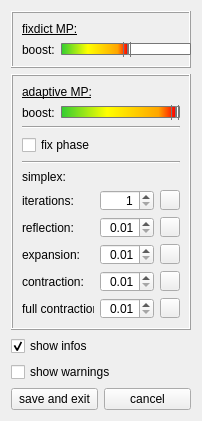
Qt form examples/matchingPursuit/settingwindow.ui (mne-tools/mne-cpp) before a commit.
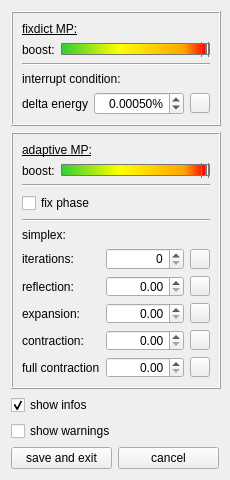
The same form after that commit. Icons and pictures are not drawn.

The edit to the form file:
```diff
--- a/examples/matchingPursuit/settingwindow.ui
+++ b/examples/matchingPursuit/settingwindow.ui
@@ -6,8 +6,8 @@
    <rect>
     <x>0</x>
     <y>0</y>
-    <width>202</width>
-    <height>421</height>
+    <width>230</width>
+    <height>480</height>
    </rect>
   </property>
   <property name="sizePolicy">
@@ -18,14 +18,14 @@
   </property>
   <property name="minimumSize">
    <size>
-    <width>202</width>
-    <height>420</height>
+    <width>230</width>
+    <height>480</height>
    </size>
   </property>
   <property name="maximumSize">
    <size>
-    <width>209</width>
-    <height>421</height>
+    <width>230</width>
+    <height>480</height>
    </size>
   </property>
   <property name="windowTitle">
@@ -43,9 +43,15 @@
     <layout class="QGridLayout" name="gridLayout_3">
      <item row="1" column="0">
       <widget class="QFrame" name="fr_adaptiveSet">
+       <property name="minimumSize">
+        <size>
+         <width>210</width>
+         <height>0</height>
+        </size>
+       </property>
        <property name="maximumSize">
         <size>
-         <width>189</width>
+         <width>210</width>
          <height>16777215</height>
         </size>
        </property>
@@ -200,7 +206,7 @@
              <set>Qt::AlignRight|Qt::AlignTrailing|Qt::AlignVCenter</set>
             </property>
             <property name="minimum">
-             <number>1</number>
+             <number>0</number>
             </property>
             <property name="maximum">
              <number>5000</number>
@@ -275,7 +281,7 @@
              <set>Qt::AlignRight|Qt::AlignTrailing|Qt::AlignVCenter</set>
             </property>
             <property name="minimum">
-             <double>0.010000000000000</double>
+             <double>0.000000000000000</double>
             </property>
             <property name="maximum">
              <double>1.000000000000000</double>
@@ -297,10 +303,10 @@
              <set>Qt::AlignRight|Qt::AlignTrailing|Qt::AlignVCenter</set>
             </property>
             <property name="minimum">
-             <double>0.010000000000000</double>
+             <double>0.000000000000000</double>
             </property>
             <property name="maximum">
-             <double>1.000000000000000</double>
+             <double>999999999.000000000000000</double>
             </property>
             <property name="singleStep">
              <double>0.100000000000000</double>
@@ -319,10 +325,10 @@
              <set>Qt::AlignRight|Qt::AlignTrailing|Qt::AlignVCenter</set>
             </property>
             <property name="minimum">
-             <double>0.010000000000000</double>
+             <double>0.000000000000000</double>
             </property>
             <property name="maximum">
-             <double>1.000000000000000</double>
+             <double>999999999.000000000000000</double>
             </property>
             <property name="singleStep">
              <double>0.100000000000000</double>
@@ -341,7 +347,7 @@
              <set>Qt::AlignRight|Qt::AlignTrailing|Qt::AlignVCenter</set>
             </property>
             <property name="minimum">
-             <double>0.010000000000000</double>
+             <double>0.000000000000000</double>
             </property>
             <property name="maximum">
              <double>1.000000000000000</double>
@@ -473,9 +479,15 @@
      </item>
      <item row="0" column="0">
       <widget class="QFrame" name="fr_fixdictSet">
+       <property name="minimumSize">
+        <size>
+         <width>210</width>
+         <height>0</height>
+        </size>
+       </property>
        <property name="maximumSize">
         <size>
-         <width>189</width>
+         <width>210</width>
          <height>16777215</height>
         </size>
        </property>
@@ -517,13 +529,13 @@
            <widget class="QSlider" name="sl_boost_fixDict">
             <property name="minimumSize">
              <size>
-              <width>130</width>
+              <width>0</width>
               <height>0</height>
              </size>
             </property>
             <property name="maximumSize">
              <size>
-              <width>130</width>
+              <width>16777215</width>
               <height>16777215</height>
              </size>
             </property>
@@ -584,8 +596,14 @@
 
 }</string>
             </property>
+            <property name="minimum">
+             <number>-100</number>
+            </property>
+            <property name="maximum">
+             <number>0</number>
+            </property>
             <property name="value">
-             <number>50</number>
+             <number>0</number>
             </property>
             <property name="orientation">
              <enum>Qt::Horizontal</enum>
@@ -594,6 +612,94 @@
           </item>
          </layout>
         </item>
+        <item>
+         <widget class="Line" name="line_3">
+          <property name="toolTip">
+           <string>line</string>
+          </property>
+          <property name="orientation">
+           <enum>Qt::Horizontal</enum>
+          </property>
+         </widget>
+        </item>
+        <item>
+         <widget class="QLabel" name="l_interrupt">
+          <property name="toolTip">
+           <string>&lt;html&gt;&lt;head/&gt;&lt;body&gt;&lt;p&gt;&lt;span style=&quot; font-weight:600;&quot;&gt;interrupt condition&lt;/span&gt;&lt;/p&gt;&lt;p&gt;canceling the fixdict matching pursuit algorithm, if energy difference is lower than delta&lt;/p&gt;&lt;/body&gt;&lt;/html&gt;</string>
+          </property>
+          <property name="text">
+           <string>interrupt condition:</string>
+          </property>
+         </widget>
+        </item>
+        <item>
+         <layout class="QGridLayout" name="gridLayout_4">
+          <item row="1" column="1">
+           <widget class="QDoubleSpinBox" name="dsb_delta_energy">
+            <property name="toolTip">
+             <string>&lt;html&gt;&lt;head/&gt;&lt;body&gt;&lt;p&gt;0,000010% ... 100%&lt;/p&gt;&lt;/body&gt;&lt;/html&gt;</string>
+            </property>
+            <property name="alignment">
+             <set>Qt::AlignRight|Qt::AlignTrailing|Qt::AlignVCenter</set>
+            </property>
+            <property name="suffix">
+             <string>%</string>
+            </property>
+            <property name="decimals">
+             <number>5</number>
+            </property>
+            <property name="minimum">
+             <double>0.000010000000000</double>
+            </property>
+            <property name="maximum">
+             <double>100.000000000000000</double>
+            </property>
+            <property name="singleStep">
+             <double>0.000050000000000</double>
+            </property>
+            <property name="value">
+             <double>0.000500000000000</double>
+            </property>
+           </widget>
+          </item>
+          <item row="1" column="0">
+           <widget class="QLabel" name="lb_cancel_calc">
+            <property name="toolTip">
+             <string>&lt;html&gt;&lt;head/&gt;&lt;body&gt;&lt;p&gt;&lt;span style=&quot; font-weight:600;&quot;&gt;delta energy&lt;/span&gt;&lt;/p&gt;&lt;p&gt;energydifference at which value the algorithm will be interrupted&lt;br/&gt;(despite chosen truncation criterion)&lt;/p&gt;&lt;/body&gt;&lt;/html&gt;</string>
+            </property>
+            <property name="text">
+             <string>delta energy</string>
+            </property>
+           </widget>
+          </item>
+          <item row="1" column="2">
+           <widget class="QPushButton" name="btt_delta_energy_default">
+            <property name="maximumSize">
+             <size>
+              <width>20</width>
+              <height>20</height>
+             </size>
+            </property>
+            <property name="toolTip">
+             <string>&lt;html&gt;&lt;head/&gt;&lt;body&gt;&lt;p&gt;&lt;span style=&quot; font-weight:600;&quot;&gt;reset&lt;/span&gt;&lt;/p&gt;&lt;p&gt;...set default value (0.00050%)&lt;/p&gt;&lt;/body&gt;&lt;/html&gt;</string>
+            </property>
+            <property name="text">
+             <string/>
+            </property>
+            <property name="icon">
+             <iconset resource="Ressourcen.qrc">
+              <normaloff>:/images/icons/arrowReset.png</normaloff>:/images/icons/arrowReset.png</iconset>
+            </property>
+            <property name="iconSize">
+             <size>
+              <width>14</width>
+              <height>14</height>
+             </size>
+            </property>
+           </widget>
+          </item>
+         </layout>
+        </item>
        </layout>
       </widget>
      </item>
```
Left out of the diff: 79 changed lines with no effect on the pictures.
